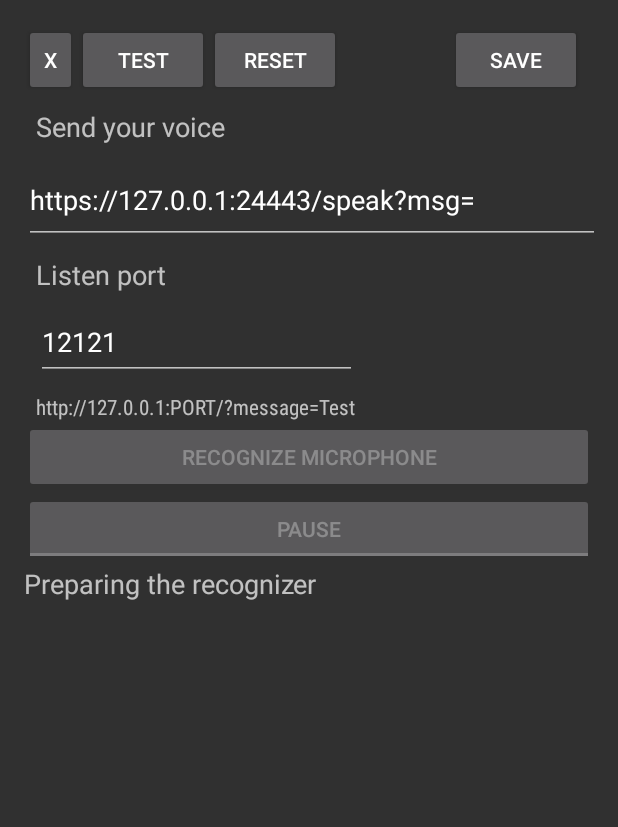
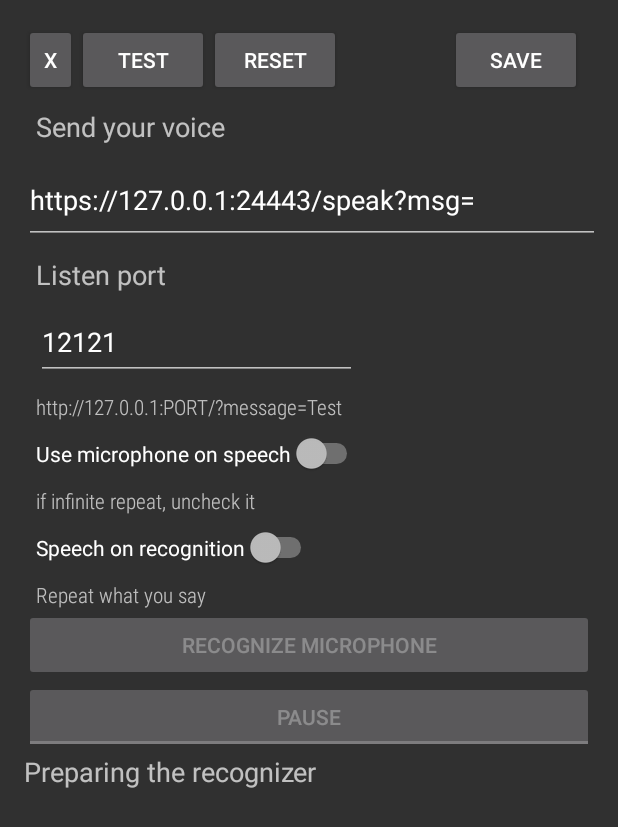
Before and after one commit to ddeeproton2/vosk-android-demo-2024-TTS-Voice-over-HTTP, an Android app: the screen it shows after launch (VoskActivity), after a tap on "OPTIONS", on a phone screen of 412 x 824 dp. Shown: the top 827 px of the screen. Run offline under Robolectric (Android 15) with nearby library versions, the phone set to English and light mode, and no system bars; libraries missing offline, so code that uses them is left out: com.alibaba.fastjson, fi.iki.elonen; 7 statements that could not run were skipped.

Commit message:
Add more options
Add checkbox "Use microphone on speech"
Add checkbox "Speech on recognition"
Add model as eg.

```diff
--- a/vosk-android/app/src/main/java/org/vosk/demo/VoskActivity.java
+++ b/vosk-android/app/src/main/java/org/vosk/demo/VoskActivity.java
@@ -34,8 +34,10 @@ import android.text.method.ScrollingMovementMethod;
 import android.view.LayoutInflater;
 import android.view.View;
 import android.widget.Button;
+import android.widget.CompoundButton;
 import android.widget.EditText;
 import android.widget.LinearLayout;
+import android.widget.Switch;
 import android.widget.TextView;
 import android.widget.ToggleButton;
 
@@ -77,6 +79,9 @@ public class VoskActivity<temp_result> extends Activity {
     WebServerHTTP web = null;
     private String url_output_voice = "https://127.0.0.1:24443/speak?msg=";
     private String listen_port = "12121";
+    private Boolean use_microphone_on_speech = false;
+    private Boolean use_speech_onrecognition = false;
+
 
     @SuppressLint("UnspecifiedRegisterReceiverFlag")
     @Override
@@ -122,22 +127,29 @@ public class VoskActivity<temp_result> extends Activity {
 
         });
 
+        VoskActivity base = this;
         // If TextToSpeech running, pause listening
         tts.setOnUtteranceProgressListener(new UtteranceProgressListener() {
 
             @Override
             public void onStart(String utteranceId) {
-                pause(true);
+                if(!base.use_microphone_on_speech) {
+                    pause(true);
+                }
             }
 
             @Override
             public void onDone(String utteranceId) {
-                pause(false);
+                if(!base.use_microphone_on_speech) {
+                    pause(false);
+                }
             }
 
             @Override
             public void onError(String utteranceId) {
-                pause(false);
+                if(!base.use_microphone_on_speech) {
+                    pause(false);
+                }
             }
         });
 
@@ -164,6 +176,9 @@ public class VoskActivity<temp_result> extends Activity {
         SharedPreferences.Editor editor = sharedPreferences.edit();
         editor.putString("url_output_voice", this.url_output_voice);
         editor.putString("listen_port",this.listen_port);
+        editor.putBoolean("use_microphone_on_speech",this.use_microphone_on_speech);
+        editor.putBoolean("use_speech_onrecognition",this.use_speech_onrecognition);
+
         editor.apply();
     }
 
@@ -172,6 +187,8 @@ public class VoskActivity<temp_result> extends Activity {
         SharedPreferences sharedPreferences = getSharedPreferences("config_file", Context.MODE_PRIVATE);
         this.url_output_voice = sharedPreferences.getString("url_output_voice", this.url_output_voice);
         this.listen_port = sharedPreferences.getString("listen_port", this.listen_port);
+        this.use_microphone_on_speech = sharedPreferences.getBoolean("use_microphone_on_speech",this.use_microphone_on_speech);
+        this.use_speech_onrecognition = sharedPreferences.getBoolean("use_speech_onrecognition",this.use_speech_onrecognition);
     }
 
 
@@ -281,13 +298,32 @@ public class VoskActivity<temp_result> extends Activity {
             }
         });
 
-        Button button_test_file_voice = findViewById(id.button_test_file_voice);
+        Button button_test_file_voice = findViewById(R.id.button_test_file_voice);
         button_test_file_voice.setOnClickListener(new View.OnClickListener() {
             @Override
             public void onClick(View v) {
                 voskrecognition.recognizeFile();
                 String url = base.url_output_voice + "one%20two%20three%20four%20five";
                 WebClientHTTP.sendGetInBackground(url);
+            }
+        });
+
+
+        @SuppressLint("UseSwitchCompatOrMaterialCode") Switch switch_use_microphone_on_speech = findViewById(R.id.use_microphone_on_speech);
+        switch_use_microphone_on_speech.setOnCheckedChangeListener(new CompoundButton.OnCheckedChangeListener() {
+            @Override
+            public void onCheckedChanged(CompoundButton buttonView, boolean isChecked) {
+                base.use_microphone_on_speech = isChecked;
+                config_save();
+            }
+        });
+
+        @SuppressLint("UseSwitchCompatOrMaterialCode") Switch switch_speech_onrecognition = findViewById(R.id.switch_speech_onrecognition);
+        switch_speech_onrecognition.setOnCheckedChangeListener(new CompoundButton.OnCheckedChangeListener() {
+            @Override
+            public void onCheckedChanged(CompoundButton buttonView, boolean isChecked) {
+                base.use_speech_onrecognition = isChecked;
+                config_save();
             }
         });
 
@@ -355,7 +391,9 @@ public class VoskActivity<temp_result> extends Activity {
             temp_result = temp_result + hypothesis + ". ";
             System.out.println(hypothesis + "result");
             resultView.setText(temp_result);
-            this.say(hypothesis);
+            if(this.use_speech_onrecognition) {
+                this.say(hypothesis);
+            }
             String encodedMessage = URLEncoder.encode(hypothesis, "UTF-8");
             String url = this.url_output_voice + encodedMessage;
             WebClientHTTP.sendGetInBackground(url);
--- a/vosk-android/app/src/main/java/org/vosk/demo/VoskRecognition.java
+++ b/vosk-android/app/src/main/java/org/vosk/demo/VoskRecognition.java
@@ -68,7 +68,7 @@ public class VoskRecognition implements RecognitionListener {
 
     public void initModel() {
 
-        StorageService.unpack(this.context, "model-fr-sm", "model",
+        StorageService.unpack(this.context, "vosk-model-small-fr-0.22", "model",
                 (model) -> {
                     this.model = model;
                     this.base.setUiState(this.base.STATE_READY);
@@ -122,7 +122,7 @@ public class VoskRecognition implements RecognitionListener {
                 //Log.d(TAG, "Audio SCO state: " + state);
                 try {
                     //MyWakeLockManager.acquireWakeLock(getApplicationContext());
-                    self.temp_result="";
+                    self.base.temp_result="";
                     Recognizer rec = new Recognizer(model, 16000.0f);
                     self.speechService = new SpeechService(rec, 16000.0f);
                     self.speechService.startListening(self);
--- a/vosk-android/app/src/main/res/layout/config.xml
+++ b/vosk-android/app/src/main/res/layout/config.xml
@@ -82,7 +82,7 @@
         android:layout_height="wrap_content"
         android:layout_marginStart="8dp"
         android:layout_marginTop="8dp"
-        android:fontFamily="sans-serif-condensed"
+        android:fontFamily="sans-serif-condensed-light"
         android:text="http://127.0.0.1:PORT/?message=Test"
         app:layout_constraintStart_toStartOf="parent"
         app:layout_constraintTop_toBottomOf="@+id/listen_port" />
@@ -98,4 +98,46 @@
         android:text="12121"
         app:layout_constraintStart_toStartOf="parent"
         app:layout_constraintTop_toBottomOf="@+id/textView" />
+
+    <Switch
+        android:id="@+id/use_microphone_on_speech"
+        android:layout_width="wrap_content"
+        android:layout_height="wrap_content"
+        android:layout_marginStart="8dp"
+        android:layout_marginTop="8dp"
+        android:text="Use microphone on speech"
+        app:layout_constraintStart_toStartOf="parent"
+        app:layout_constraintTop_toBottomOf="@+id/textView3" />
+
+    <Switch
+        android:id="@+id/switch_speech_onrecognition"
+        android:layout_width="wrap_content"
+        android:layout_height="wrap_content"
+        android:layout_marginStart="8dp"
+        android:layout_marginTop="8dp"
+        android:text="Speech on recognition"
+        app:layout_constraintStart_toStartOf="parent"
+        app:layout_constraintTop_toBottomOf="@+id/textView4" />
+
+    <TextView
+        android:id="@+id/textView4"
+        android:layout_width="wrap_content"
+        android:layout_height="wrap_content"
+        android:layout_marginStart="8dp"
+        android:layout_marginTop="8dp"
+        android:fontFamily="sans-serif-condensed-light"
+        android:text="if infinite repeat, uncheck it"
+        app:layout_constraintStart_toStartOf="parent"
+        app:layout_constraintTop_toBottomOf="@+id/use_microphone_on_speech" />
+
+    <TextView
+        android:id="@+id/textView5"
+        android:layout_width="wrap_content"
+        android:layout_height="wrap_content"
+        android:layout_marginStart="8dp"
+        android:layout_marginTop="8dp"
+        android:fontFamily="sans-serif-condensed-light"
+        android:text="Repeat what you say"
+        app:layout_constraintStart_toStartOf="parent"
+        app:layout_constraintTop_toBottomOf="@+id/switch_speech_onrecognition" />
 </androidx.constraintlayout.widget.ConstraintLayout>
--- /dev/null
+++ b/vosk-android/models/src/main/AndroidManifest.xml
@@ -0,0 +1,2 @@
+<manifest>
+</manifest>
```
Also changed, not shown: vosk-android/models/build.gradle (added, +31 -0 lines), 14 other files.
